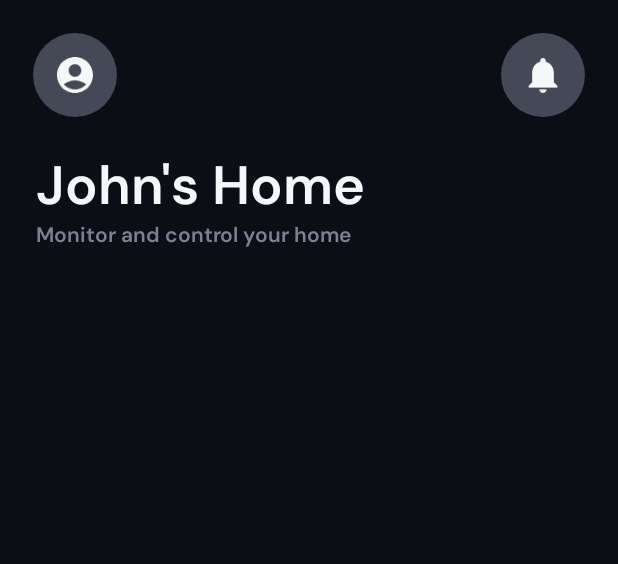
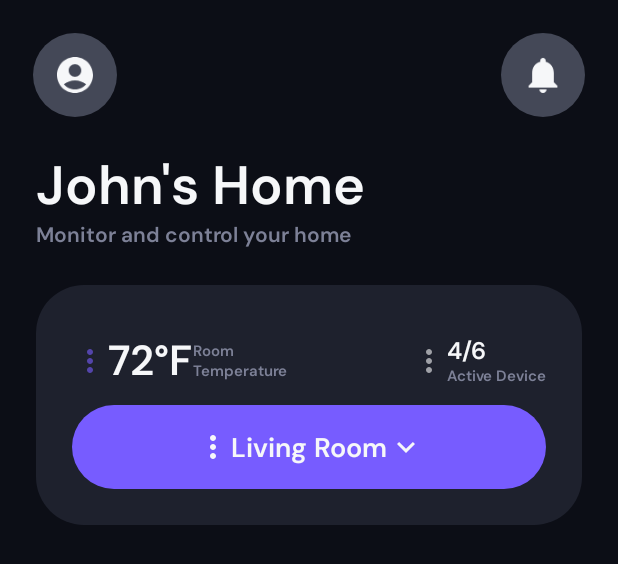
Before and after one commit to srdashBABLU/SmartHomeApp, an Android app built with Jetpack Compose: the @Preview function homeScreenPrev, on a phone screen of 412 x 824 dp. Shown: the top 564 px of the screen. Run offline under Robolectric (Android 15) with nearby library versions, the phone set to English and light mode, and no system bars.

Commit message:
Create README.md

```diff
--- a/app/src/main/java/com/example/smarthomeapp/presentation/views/HomeScreenView.kt
+++ b/app/src/main/java/com/example/smarthomeapp/presentation/views/HomeScreenView.kt
@@ -1,6 +1,7 @@
 package com.example.smarthomeapp.presentation.views
 
 import androidx.compose.foundation.background
+import androidx.compose.foundation.clickable
 import androidx.compose.foundation.layout.Arrangement
 import androidx.compose.foundation.layout.Column
 import androidx.compose.foundation.layout.Row
@@ -10,8 +11,11 @@ import androidx.compose.foundation.layout.height
 import androidx.compose.foundation.layout.padding
 import androidx.compose.foundation.layout.size
 import androidx.compose.foundation.shape.CircleShape
+import androidx.compose.foundation.shape.RoundedCornerShape
 import androidx.compose.material.icons.Icons
 import androidx.compose.material.icons.filled.AccountCircle
+import androidx.compose.material.icons.filled.KeyboardArrowDown
+import androidx.compose.material.icons.filled.MoreVert
 import androidx.compose.material.icons.filled.Notifications
 import androidx.compose.material3.Card
 import androidx.compose.material3.CardDefaults
@@ -25,10 +29,13 @@ import androidx.compose.ui.text.TextStyle
 import androidx.compose.ui.tooling.preview.Preview
 import androidx.compose.ui.unit.dp
 import androidx.compose.ui.unit.sp
+import com.example.smarthomeapp.data.DMSansRegular
 import com.example.smarthomeapp.data.DMSansSemiBold
 import com.example.smarthomeapp.ui.theme.black
 import com.example.smarthomeapp.ui.theme.deepGray
 import com.example.smarthomeapp.ui.theme.gray
+import com.example.smarthomeapp.ui.theme.purple
+import com.example.smarthomeapp.ui.theme.violet
 import com.example.smarthomeapp.ui.theme.white
 
 @Composable
@@ -102,10 +109,108 @@ fun HomeScreen(){
             verticalAlignment = Alignment.CenterVertically
         ) {
             Card(
-                modifier = Modifier,
-
+                modifier = Modifier.fillMaxWidth().height(160.dp),
+                colors = CardDefaults.cardColors(deepGray),
+                shape = RoundedCornerShape(32.dp)
             ) {
-
+                Column(
+                    modifier = Modifier.fillMaxSize().padding(16.dp),
+                    horizontalAlignment = Alignment.Start,
+                    verticalArrangement = Arrangement.SpaceBetween
+                ) {
+                    Row(
+                        modifier = Modifier.fillMaxWidth().padding(start = 8.dp, end = 8.dp, top = 16.dp),
+                        verticalAlignment = Alignment.CenterVertically,
+                        horizontalArrangement = Arrangement.SpaceBetween
+                    ) {
+                        Row(
+                            verticalAlignment = Alignment.CenterVertically
+                        ) {
+                            Icon(
+                                imageVector = Icons.Default.MoreVert,
+                                contentDescription = null,
+                                tint = violet.copy(0.6f),
+                                modifier = Modifier
+                            )
+                            Text(
+                                text = "72°F",
+                                style = TextStyle(
+                                    fontFamily = DMSansSemiBold,
+                                    fontSize = 28.sp
+                                ),
+                                color = white
+                            )
+                            Text(
+                                text = "Room \nTemperature",
+                                style = TextStyle(
+                                    fontFamily = DMSansSemiBold,
+                                    fontSize = 10.sp
+                                ),
+                                color = gray
+                            )
+                        }
+                        Row(
+                            verticalAlignment = Alignment.CenterVertically
+                        ) {
+                            Icon(
+                                imageVector = Icons.Default.MoreVert,
+                                contentDescription = null,
+                                tint = white.copy(0.6f),
+                                modifier = Modifier
+                            )
+                            Column {
+                                Text(
+                                    text = "4/6",
+                                    style = TextStyle(
+                                        fontFamily = DMSansSemiBold,
+                                        fontSize = 16.sp
+                                    ),
+                                    color = white
+                                )
+                                Text(
+                                    text = "Active Device",
+                                    style = TextStyle(
+                                        fontFamily = DMSansSemiBold,
+                                        fontSize = 10.sp
+                                    ),
+                                    color = gray
+                                )
+                            }
+                        }
+                    }
+                    Row {
+                        Card(
+                            modifier = Modifier.padding(8.dp).fillMaxWidth().height(56.dp),
+                            shape = CircleShape,
+                            colors = CardDefaults.cardColors(violet)
+                        ) {
+                            Row(
+                                modifier = Modifier.fillMaxSize().clickable(onClick = {}),
+                                horizontalArrangement = Arrangement.Center,
+                                verticalAlignment = Alignment.CenterVertically
+                            ) {
+                                Icon(
+                                    imageVector = Icons.Default.MoreVert,
+                                    contentDescription = null,
+                                    tint = white
+                                )
+                                Text(
+                                    text = "Living Room",
+                                    style = TextStyle(
+                                        fontFamily = DMSansSemiBold,
+                                        fontSize = 18.sp
+                                    ),
+                                    color = white
+                                )
+                                Icon(
+                                    imageVector = Icons.Default.KeyboardArrowDown,
+                                    contentDescription = null,
+                                    tint = white
+                                )
+                            }
+                        }
+                    }
+                }
             }
         }
     }
```
